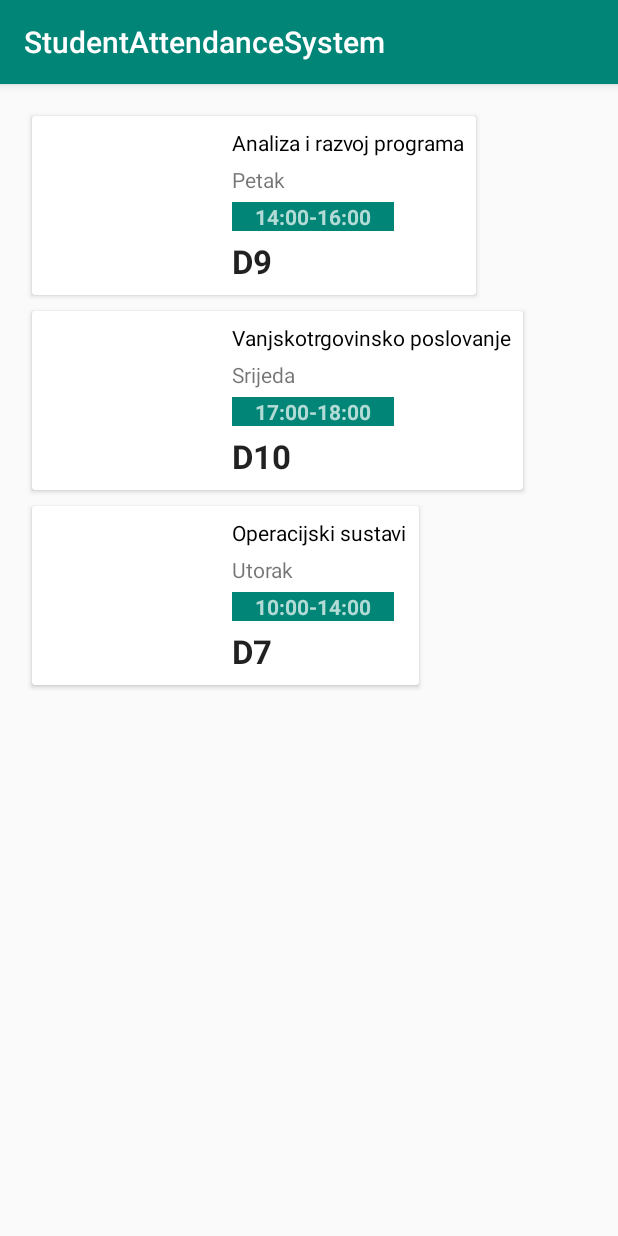
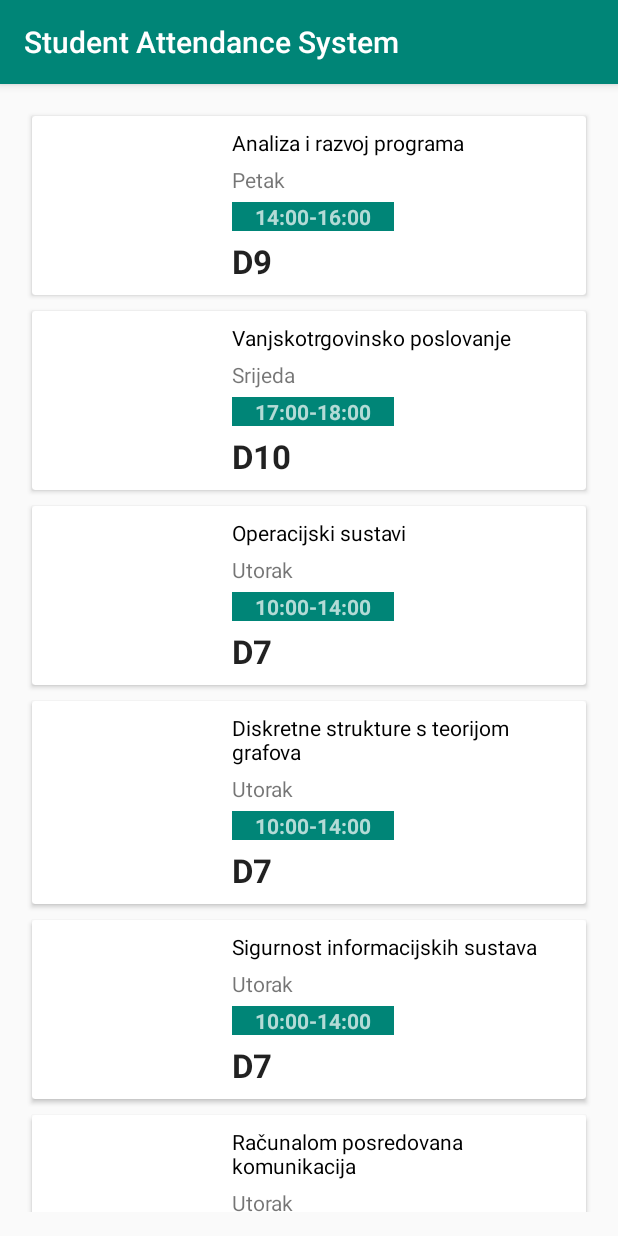
Before and after one commit to domandlar/StudentAttendanceSystem-SAS, an Android app: the screen it shows after launch (ListOfSeminars), on a phone screen of 412 x 824 dp. Run offline under Robolectric (Android 15) with nearby library versions, the phone set to English and light mode, and no system bars.

Commit message:
Promjenjena dokumentacija

```diff
--- a/App/app/src/main/java/com/foi/air/studentattendancesystem/ui/ListOfSeminars.java
+++ b/App/app/src/main/java/com/foi/air/studentattendancesystem/ui/ListOfSeminars.java
@@ -4,6 +4,7 @@ import android.support.v7.app.AppCompatActivity;
 import android.os.Bundle;
 import android.support.v7.widget.LinearLayoutManager;
 import android.support.v7.widget.RecyclerView;
+import android.view.Window;
 
 import com.foi.air.studentattendancesystem.R;
 import com.foi.air.studentattendancesystem.adapters.ListOfSeminarsAdapter;
@@ -53,6 +54,27 @@ public class ListOfSeminars extends AppCompatActivity {
                         "Utorak",
                         "10:00-14:00",
                         "D7"));
+        seminarsList.add(
+                new Seminars(
+                        1,
+                        "Diskretne strukture s teorijom grafova",
+                        "Utorak",
+                        "10:00-14:00",
+                        "D7"));
+        seminarsList.add(
+                new Seminars(
+                        1,
+                        "Sigurnost informacijskih sustava",
+                        "Utorak",
+                        "10:00-14:00",
+                        "D7"));
+        seminarsList.add(
+                new Seminars(
+                        1,
+                        "Računalom posredovana komunikacija",
+                        "Utorak",
+                        "10:00-14:00",
+                        "D7"));
 
         adapter=new ListOfSeminarsAdapter(this, seminarsList);
         recyclerView.setAdapter(adapter);
--- a/App/app/src/main/res/layout/activity_list_of_seminars.xml
+++ b/App/app/src/main/res/layout/activity_list_of_seminars.xml
@@ -1,4 +1,5 @@
 <?xml version="1.0" encoding="utf-8"?>
+
 <RelativeLayout xmlns:android="http://schemas.android.com/apk/res/android"
     android:layout_width="match_parent"
     android:layout_height="match_parent"
--- a/App/app/src/main/res/layout/adapter_list_of_seminars.xml
+++ b/App/app/src/main/res/layout/adapter_list_of_seminars.xml
@@ -1,12 +1,12 @@
 <?xml version="1.0" encoding="utf-8"?>
-<LinearLayout xmlns:android="http://schemas.android.com/apk/res/android"
+<RelativeLayout xmlns:android="http://schemas.android.com/apk/res/android"
     android:layout_width="match_parent"
     android:layout_height="wrap_content"
     android:orientation="vertical">
 
     <android.support.v7.widget.CardView
         android:layout_width="match_parent"
-        android:layout_height="wrap_content"
+        android:layout_height="match_parent"
         android:layout_margin="5dp">
 
         <RelativeLayout
@@ -72,4 +72,4 @@
 
     </android.support.v7.widget.CardView>
 
-</LinearLayout>
+</RelativeLayout>
--- a/App/app/src/main/res/values/strings.xml
+++ b/App/app/src/main/res/values/strings.xml
@@ -1,3 +1,3 @@
 <resources>
-    <string name="app_name">StudentAttendanceSystem</string>
+    <string name="app_name">Student Attendance System</string>
 </resources>
```
Also changed, not shown: 1 other file.
